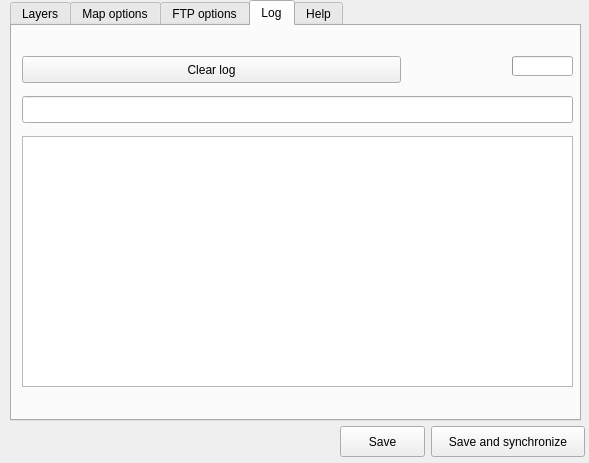
3liz/lizmap-plugin, file ui_lizmap.ui: the form before one commit.
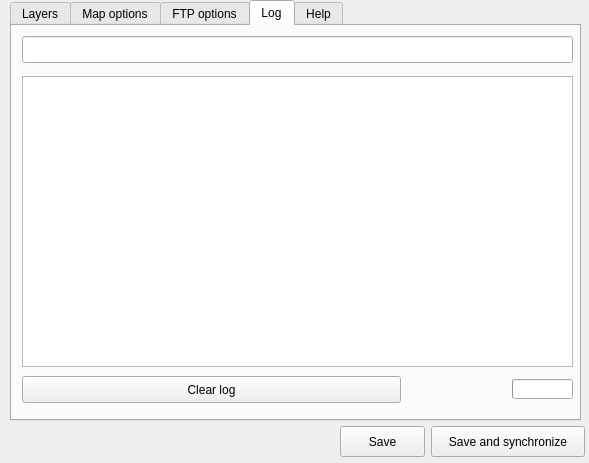
The form after the commit. The open tabs and pages were chosen to show the change.

Commit message: Separation between Map options checking and FTP options checking

Patch:
```diff
--- a/ui_lizmap.ui
+++ b/ui_lizmap.ui
@@ -484,9 +484,9 @@
      <property name="geometry">
       <rect>
        <x>10</x>
-       <y>110</y>
+       <y>50</y>
        <width>551</width>
-       <height>251</height>
+       <height>291</height>
       </rect>
      </property>
      <property name="lineWrapMode">
@@ -497,7 +497,7 @@
      <property name="geometry">
       <rect>
        <x>10</x>
-       <y>70</y>
+       <y>10</y>
        <width>551</width>
        <height>27</height>
       </rect>
@@ -513,7 +513,7 @@
      <property name="geometry">
       <rect>
        <x>500</x>
-       <y>30</y>
+       <y>353</y>
        <width>61</width>
        <height>20</height>
       </rect>
@@ -529,7 +529,7 @@
      <property name="geometry">
       <rect>
        <x>400</x>
-       <y>30</y>
+       <y>353</y>
        <width>81</width>
        <height>21</height>
       </rect>
@@ -549,7 +549,7 @@
      <property name="geometry">
       <rect>
        <x>10</x>
-       <y>30</y>
+       <y>350</y>
        <width>379</width>
        <height>27</height>
       </rect>
```
The commit also changes 2 other files.
